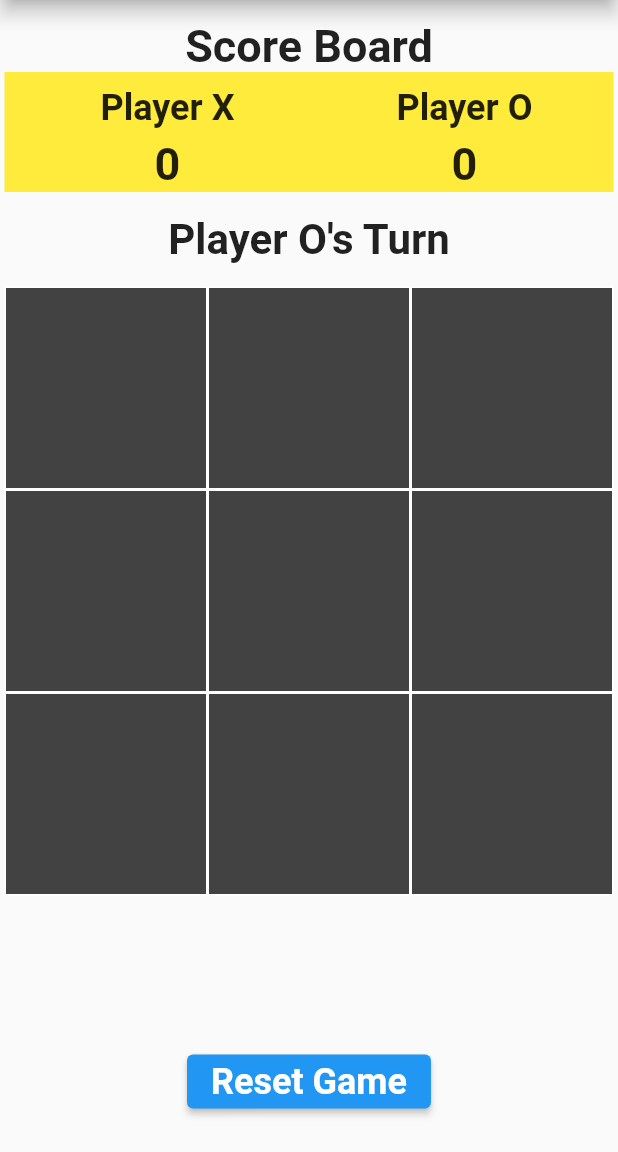
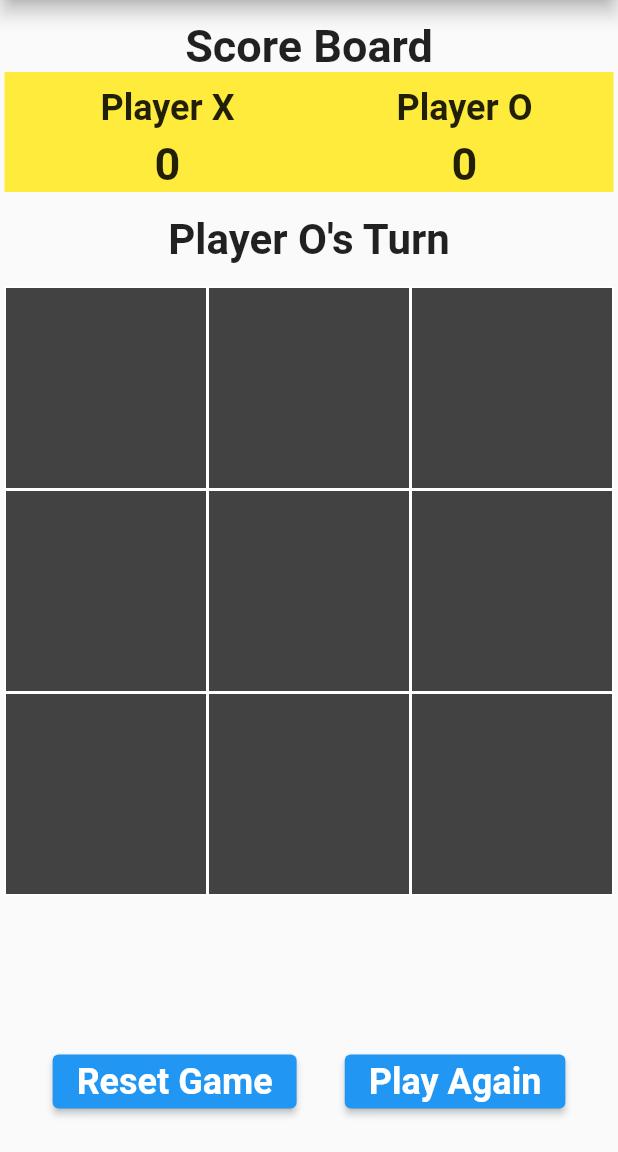
Before and after one commit to tarunjain-937/Tic_Tac_Toe_Game, a Flutter app: the screen it shows after launch, after a tap on "Reset Game", on a phone screen of 412 x 824 dp, the part 84-1236 px from its top. Run offline on Flutter 3.47's test engine with Material 2 defaults, Android fonts, the phone set to English and light mode, and no system bars.

Commit message:
tic tac toe

```diff
--- a/lib/Gamepad.dart
+++ b/lib/Gamepad.dart
@@ -14,6 +14,7 @@ class _GamePadState extends State<GamePad> {
   String playerTurn="O";
   bool oTurn =true;//first player is "o"
   List<String> displayXorO=["","","","","","","","",""];
+
   @override
   Widget build(BuildContext context) {
     return Scaffold(
@@ -76,16 +77,25 @@ List<String> displayXorO=["","","","","","","","",""];
                         ),
                         child: Padding(
                           padding:  EdgeInsets.all(8.0),
-                          child: Center(child: Text(displayXorO[index],style: TextStyle(color: Colors.white,fontWeight: FontWeight.bold,fontSize: 40),)),
+                          child: Center(child: Text(displayXorO[index],style: TextStyle(color: Colors.white,fontWeight: FontWeight.bold,fontSize: 50),)),
                         ),
                       ),
                     );
                   },),
             ),
             SizedBox(height: 20,),
+            Row(
+              mainAxisAlignment: MainAxisAlignment.spaceEvenly,
+              children: [
                 ElevatedButton(onPressed: (){
                   resetGame();
                 }, child: Text("Reset Game",style: TextStyle(fontWeight: FontWeight.bold,fontSize: 24),)),
+
+                ElevatedButton(onPressed: (){
+                  clearBoard();
+                }, child: Text("Play Again",style: TextStyle(fontWeight: FontWeight.bold,fontSize: 24),)),
+              ],
+            ),
             SizedBox(height: 20,),
           ],
         ),
@@ -95,17 +105,23 @@ List<String> displayXorO=["","","","","","","","",""];
 
   void tapped(int index){
     setState(() {
+      // after each successful attempt player changes
      if(oTurn && displayXorO[index]==""){
        displayXorO[index] = "O";
        filledBoxes++;
        playerTurn="X";
+       //current player is "O" next player is "X"
+       oTurn=false;
+       checkWinner();
      }
      else if(!oTurn && displayXorO[index]==""){
        displayXorO[index] = "X";
        filledBoxes++;
-     playerTurn="O";}
-     oTurn=!oTurn;// second player is "X"
+       playerTurn="O";
+       // current player is "X" next player is "O"
+       oTurn=true;
        checkWinner();
+     }
     });
   }
 
@@ -183,13 +199,14 @@ List<String> displayXorO=["","","","","","","","",""];
   }
 
   void clearBoard() {
+   if(filledBoxes!=0){
      setState(() {
-      for(int i = 0; i < 9; i++)
-        displayXorO[i] = "";
+       for(int i = 0; i < 9; i++){displayXorO[i] = "";}
        playerTurn="O";
      });
      oTurn=true;// o's turn
      filledBoxes=0;
+   }
   }
 
   void resetGame(){
@@ -202,5 +219,4 @@ List<String> displayXorO=["","","","","","","","",""];
     oTurn=true;// o's turn
     filledBoxes=0;
   }
-
 }
```
Lines whose indentation alone changed are shown as unchanged.
